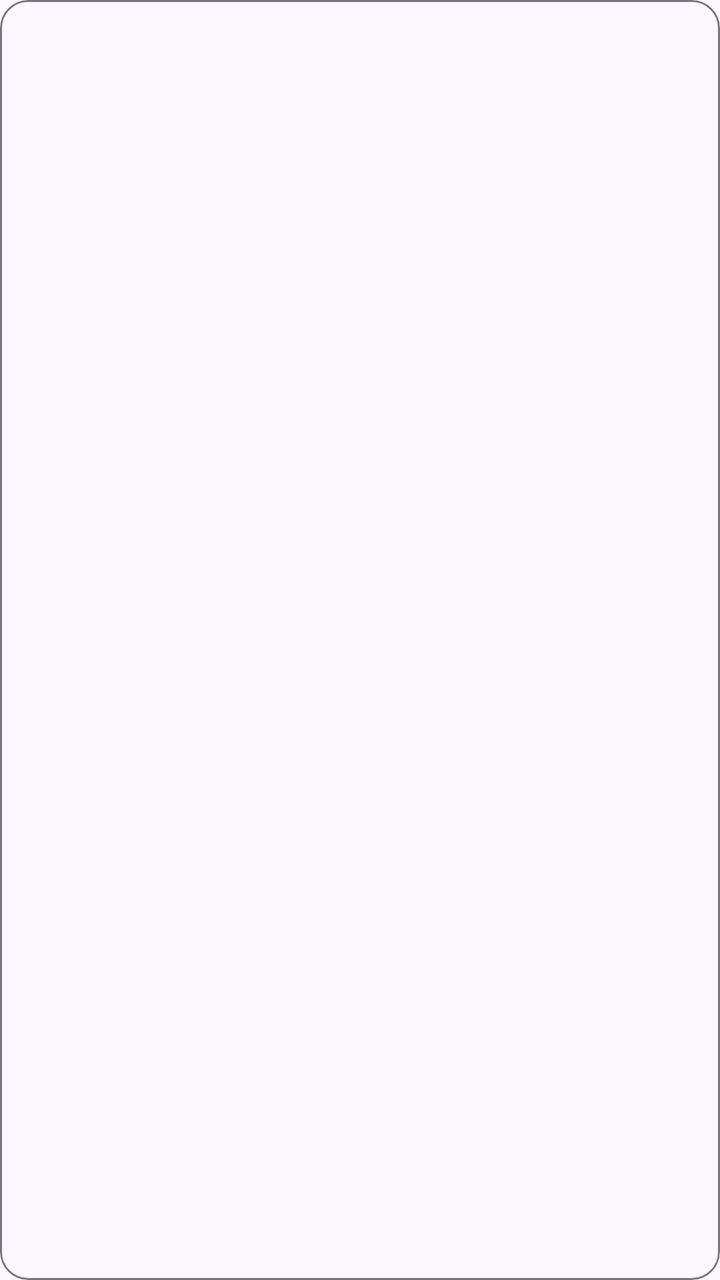
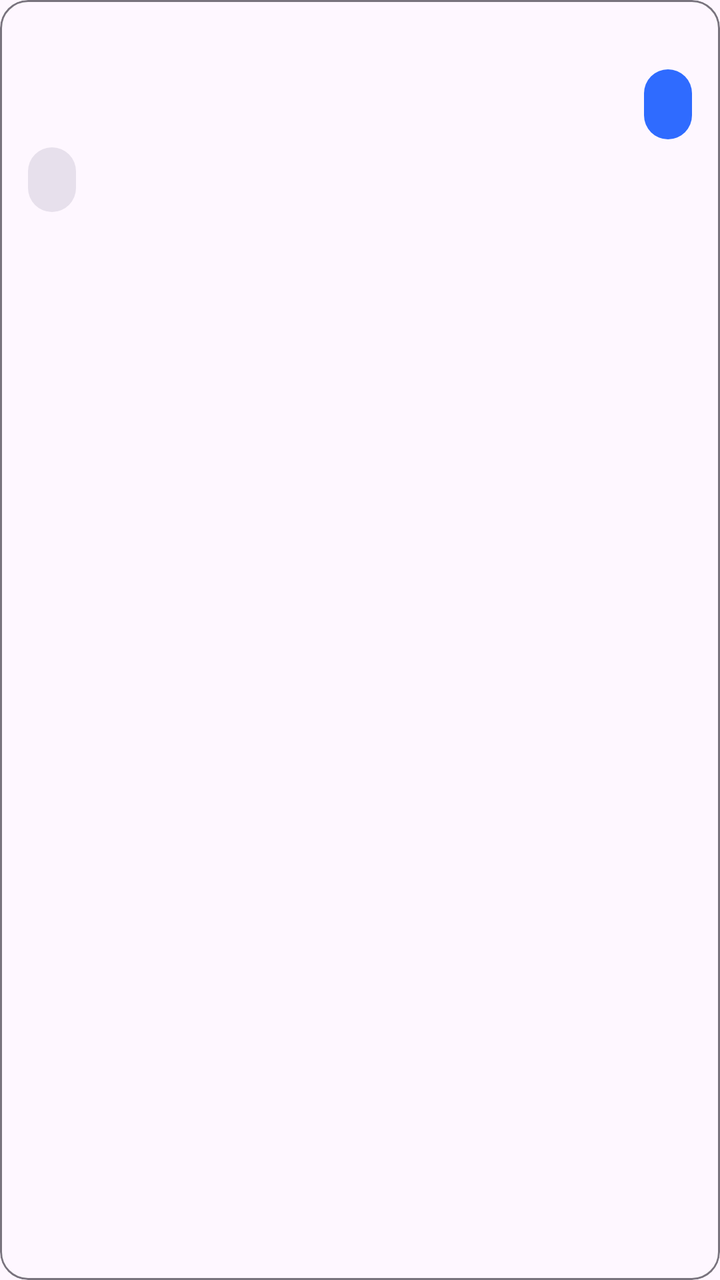

Two renders of the same Android screen: before a commit and after it. Below are the layout's source before the change and the commit's diff.
<!-- AndroidManifest.xml: application theme Theme.ScreenMemory -->
<!-- res/layout/item_history.xml -->
<?xml version="1.0" encoding="utf-8"?>
<com.google.android.material.card.MaterialCardView xmlns:android="http://schemas.android.com/apk/res/android"
    xmlns:app="http://schemas.android.com/apk/res-auto"
    android:layout_width="match_parent"
    android:layout_height="wrap_content"
    android:layout_marginTop="4dp"
    android:layout_marginBottom="8dp"
    android:clickable="true"
    android:focusable="true"
    android:foreground="?attr/selectableItemBackground"
    app:cardCornerRadius="14dp"
    app:cardElevation="0dp"
    app:strokeColor="?attr/colorOutline"
    app:strokeWidth="1dp">

    <LinearLayout
        android:layout_width="match_parent"
        android:layout_height="wrap_content"
        android:orientation="vertical"
        android:padding="14dp">

        <TextView
            android:id="@+id/tvItemMeta"
            android:layout_width="match_parent"
            android:layout_height="wrap_content"
            android:textColor="?android:attr/textColorSecondary"
            android:textSize="11sp" />

        <TextView
            android:id="@+id/tvItemQuestion"
            android:layout_width="match_parent"
            android:layout_height="wrap_content"
            android:layout_marginTop="6dp"
            android:ellipsize="end"
            android:maxLines="2"
            android:textColor="?android:attr/textColorPrimary"
            android:textSize="14sp"
            android:textStyle="bold" />

        <TextView
            android:id="@+id/tvItemAnswer"
            android:layout_width="match_parent"
            android:layout_height="wrap_content"
            android:layout_marginTop="4dp"
            android:ellipsize="end"
            android:lineSpacingExtra="2dp"
            android:maxLines="2"
            android:textColor="?android:attr/textColorSecondary"
            android:textSize="12sp" />
    </LinearLayout>
</com.google.android.material.card.MaterialCardView>
<!-- resources referenced by this layout -->
<resources>
  <style name="Theme.ScreenMemory" parent="Theme.Material3.DayNight.NoActionBar">
          <item name="colorPrimary">#FF2F6BFF</item>
          <item name="colorOnPrimary">#FFFFFFFF</item>
          <item name="colorPrimaryContainer">#FFE8EFFF</item>
          <item name="colorOnPrimaryContainer">#FF12131A</item>
          <item name="android:statusBarColor">@android:color/transparent</item>
          <item name="android:windowLightStatusBar">true</item>
      </style>
</resources>

<!-- the commit's change to res/layout/item_history.xml (unified diff, before → after) -->
@@ -26,26 +26,51 @@
             android:textColor="?android:attr/textColorSecondary"
             android:textSize="11sp" />
 
-        <TextView
-            android:id="@+id/tvItemQuestion"
+        <LinearLayout
             android:layout_width="match_parent"
             android:layout_height="wrap_content"
             android:layout_marginTop="6dp"
-            android:ellipsize="end"
-            android:maxLines="2"
-            android:textColor="?android:attr/textColorPrimary"
-            android:textSize="14sp"
-            android:textStyle="bold" />
+            android:gravity="end"
+            android:orientation="horizontal">
 
-        <TextView
-            android:id="@+id/tvItemAnswer"
+            <TextView
+                android:id="@+id/tvItemQuestion"
+                android:layout_width="wrap_content"
+                android:layout_height="wrap_content"
+                android:background="@drawable/bg_chat_user"
+                android:ellipsize="end"
+                android:maxLines="2"
+                android:maxWidth="286dp"
+                android:paddingStart="12dp"
+                android:paddingTop="8dp"
+                android:paddingEnd="12dp"
+                android:paddingBottom="8dp"
+                android:textColor="?attr/colorOnPrimary"
+                android:textSize="14sp" />
+        </LinearLayout>
+
+        <LinearLayout
             android:layout_width="match_parent"
             android:layout_height="wrap_content"
             android:layout_marginTop="4dp"
-            android:ellipsize="end"
-            android:lineSpacingExtra="2dp"
-            android:maxLines="2"
-            android:textColor="?android:attr/textColorSecondary"
-            android:textSize="12sp" />
+            android:gravity="start"
+            android:orientation="horizontal">
+
+            <TextView
+                android:id="@+id/tvItemAnswer"
+                android:layout_width="wrap_content"
+                android:layout_height="wrap_content"
+                android:background="@drawable/bg_chat_ai"
+                android:ellipsize="end"
+                android:lineSpacingExtra="2dp"
+                android:maxLines="2"
+                android:maxWidth="286dp"
+                android:paddingStart="12dp"
+                android:paddingTop="8dp"
+                android:paddingEnd="12dp"
+                android:paddingBottom="8dp"
+                android:textColor="?android:attr/textColorPrimary"
+                android:textSize="12sp" />
+        </LinearLayout>
     </LinearLayout>
 </com.google.android.material.card.MaterialCardView>
<!-- resource entries referenced after the edit -->
@@ -1,5 +1,19 @@
 <!-- resources referenced by this layout -->
 <resources>
+  <!-- drawable bg_chat_ai (drawable) -->
+  <?xml version="1.0" encoding="utf-8"?>
+  <shape xmlns:android="http://schemas.android.com/apk/res/android"
+      android:shape="rectangle">
+      <solid android:color="?attr/colorSurfaceVariant" />
+      <corners android:radius="18dp" />
+  </shape>
+  <!-- drawable bg_chat_user (drawable) -->
+  <?xml version="1.0" encoding="utf-8"?>
+  <shape xmlns:android="http://schemas.android.com/apk/res/android"
+      android:shape="rectangle">
+      <solid android:color="?attr/colorPrimary" />
+      <corners android:radius="18dp" />
+  </shape>
   <style name="Theme.ScreenMemory" parent="Theme.Material3.DayNight.NoActionBar">
           <item name="colorPrimary">#FF2F6BFF</item>
           <item name="colorOnPrimary">#FFFFFFFF</item>
